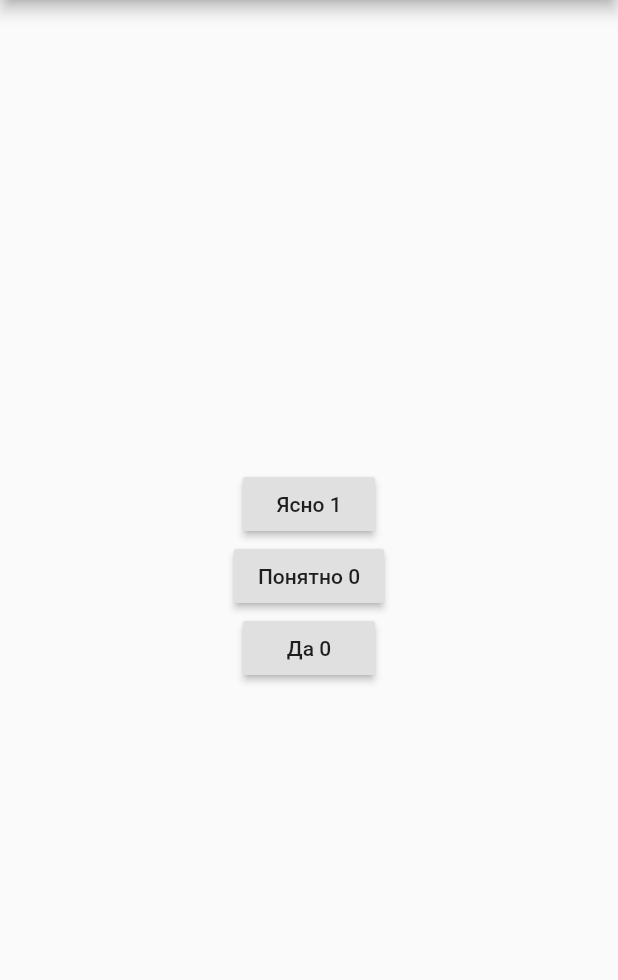
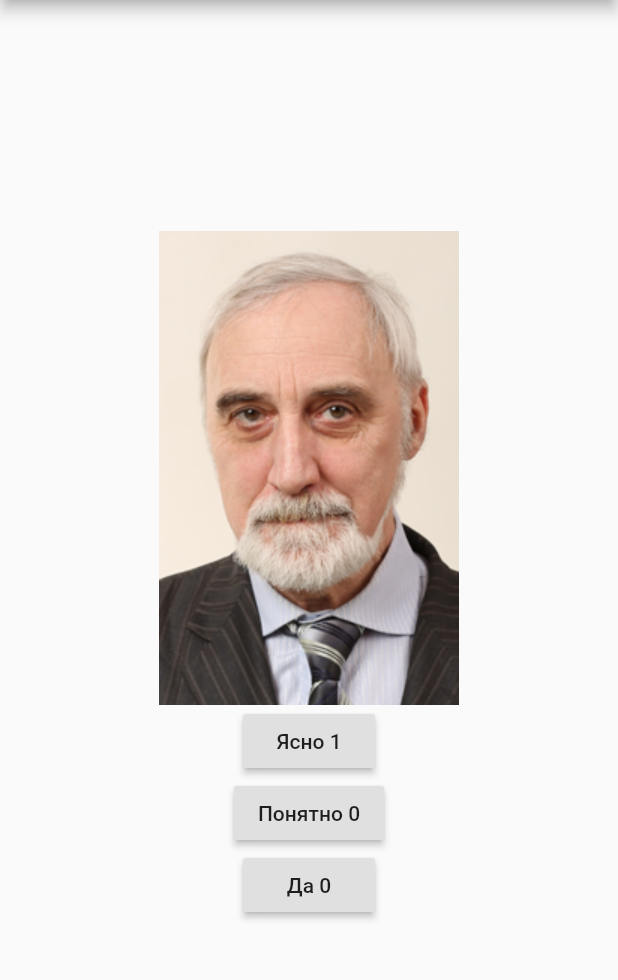
Before and after one commit to rtviwe/ShirokovCounter, a Flutter app: the screen it shows after launch, after a tap on an icon or button, on a phone screen of 412 x 824 dp, the part 84-1064 px from its top. Run offline on Flutter 3.47's test engine with Material 2 defaults, Android fonts, the phone set to English and light mode, and no system bars; our stand-ins replace shared_preferences.

Commit message:
Add photo

```diff
--- /dev/null
+++ b/lib/constants.dart
@@ -0,0 +1,4 @@
+const String TITLE = 'Широков';
+const String YASNO = 'yasno';
+const String PONYATNO = 'ponyatno';
+const String DA = 'da';
--- a/lib/main.dart
+++ b/lib/main.dart
@@ -1,5 +1,6 @@
 import 'package:flutter/material.dart';
 import 'package:shared_preferences/shared_preferences.dart';
+import 'package:shirokov_counter/constants.dart';
 
 void main() => runApp(MyApp());
 
@@ -7,11 +8,11 @@ class MyApp extends StatelessWidget {
   @override
   Widget build(BuildContext context) {
     return MaterialApp(
-      title: 'Широков',
+      title: TITLE,
       theme: ThemeData(
         primarySwatch: Colors.blue,
       ),
-      home: MyHomePage(title: 'Широков'),
+      home: MyHomePage(title: TITLE),
     );
   }
 }
@@ -30,62 +31,57 @@ class _MyHomePageState extends State<MyHomePage> {
   int _counterPonyatno = 0;
   int _counterDa = 0;
 
-  final String yasno = 'yasno';
-  final String ponyatno = 'ponyatno';
-  final String da = 'da';
-
   @override
   void initState() {
     super.initState();
-
     _setCounters();
   }
 
   Future<void> _setCounters() async {
     final prefs = await SharedPreferences.getInstance();
-    int counterYasno = prefs.getInt(yasno);
-    int counterPonyatno = prefs.getInt(ponyatno);
-    int counterDa = prefs.getInt(da);
+    int counterYasno = prefs.getInt(YASNO);
+    int counterPonyatno = prefs.getInt(PONYATNO);
+    int counterDa = prefs.getInt(DA);
 
     if (counterYasno == null) {
-      prefs.setInt(yasno, 0);
+      prefs.setInt(YASNO, 0);
     }
     setState(() {
-      _counterYasno = prefs.getInt(yasno);
+      _counterYasno = prefs.getInt(YASNO);
     });
 
     if (counterPonyatno == null) {
-      prefs.setInt(ponyatno, 0);
+      prefs.setInt(PONYATNO, 0);
     }
     setState(() {
-      _counterPonyatno = prefs.getInt(ponyatno);
+      _counterPonyatno = prefs.getInt(PONYATNO);
     });
 
     if (counterDa == null) {
-      prefs.setInt(da, 0);
+      prefs.setInt(DA, 0);
     }
     setState(() {
-      _counterDa = prefs.getInt(da);
+      _counterDa = prefs.getInt(DA);
     });
   }
 
   void _incrementYasno() {
     setState(() {
-      _incrementCounter(yasno);
+      _incrementCounter(YASNO);
       _counterYasno++;
     });
   }
 
   void _incrementPonyatno() {
     setState(() {
-      _incrementCounter(ponyatno);
+      _incrementCounter(PONYATNO);
       _counterPonyatno++;
     });
   }
 
   void _incrementDa() {
     setState(() {
-      _incrementCounter(da);
+      _incrementCounter(DA);
       _counterDa++;
     });
   }
@@ -107,7 +103,7 @@ class _MyHomePageState extends State<MyHomePage> {
         child: Column(
           mainAxisAlignment: MainAxisAlignment.center,
           children: <Widget>[
-            //'$_counterYasno'
+            Image.asset('assets/shirokov.png'),
             RaisedButton(
               child: Text('Ясно $_counterYasno'),
               onPressed: _incrementYasno,
```
Also changed, not shown: 1 other file.
